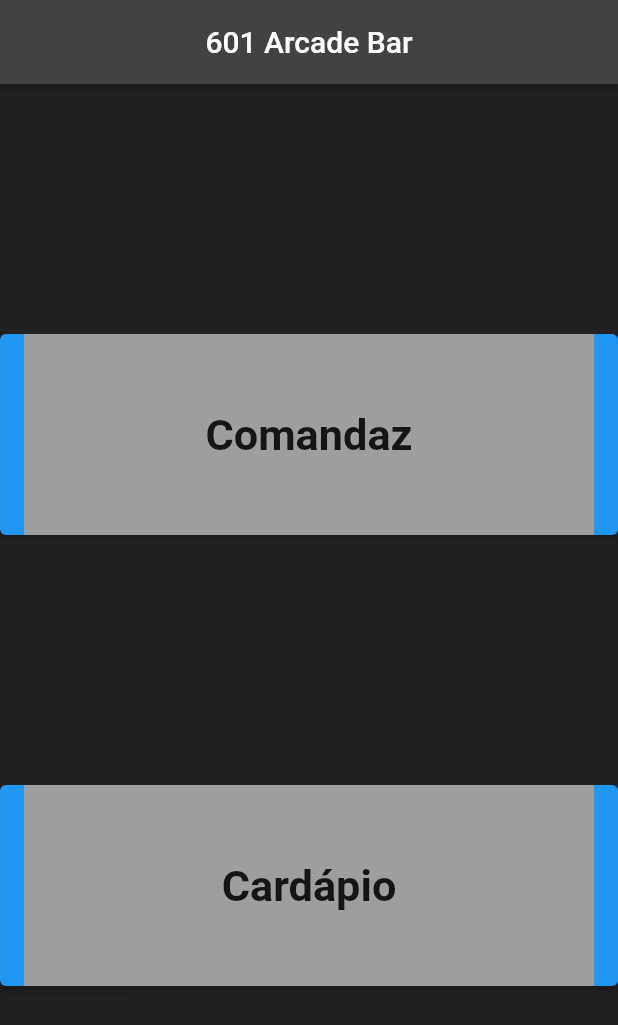
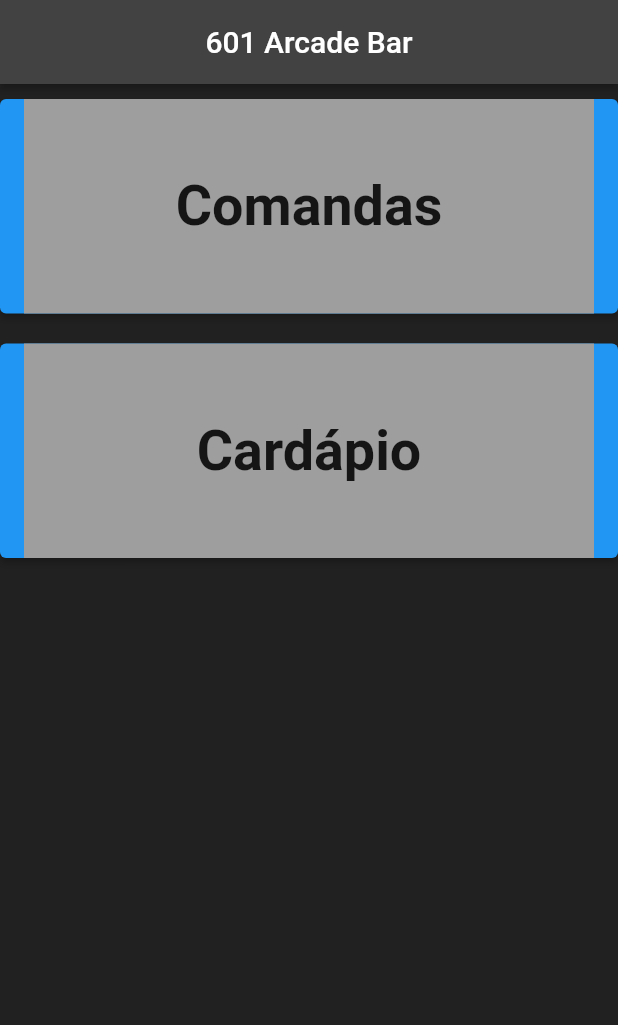
Before and after one commit to AkaRed3223/601-arcade-bar-app, a Flutter app: the screen it shows after launch, on a phone screen of 412 x 824 dp. Shown: the top 1025 px of the screen. Run offline on Flutter 3.47's test engine with Material 2 defaults, Android fonts, the phone set to English and light mode, and no system bars.

Commit message:
light refactor

```diff
--- a/lib/main.dart
+++ b/lib/main.dart
@@ -16,7 +16,7 @@
     return MaterialApp(
       debugShowCheckedModeBanner: false,
       routes: {
-        "/": (context) => const MyHomePage(title: '601 Arcade Bar App'),
+        "/": (context) => const MyHomePage(),
         "comandas": (context) => const Comandas(),
         "comandas/{id}": (context) => const ComandaDetalhes(),
         "cardapio": (context) => const Cardapio(),
--- a/lib/pages/comanda_detalhes_page.dart
+++ b/lib/pages/comanda_detalhes_page.dart
@@ -8,7 +8,6 @@
   @override
   Widget build(BuildContext context) {
     var id = ModalRoute.of(context)?.settings.arguments ?? 0;
-    double fontSize = MediaQuery.of(context).size.width * 0.05;
 
     return Scaffold(
       backgroundColor: Colors.grey[900],
@@ -19,7 +18,7 @@
           style: TextStyle(
             color: Colors.white70,
             fontWeight: FontWeight.bold,
-            fontSize: fontSize,
+            fontSize: MediaQuery.of(context).size.width * 0.05,
           ),
         ),
       ),
--- a/lib/pages/home_page.dart
+++ b/lib/pages/home_page.dart
@@ -5,9 +5,7 @@
 import '../widgets/home_page_main_buttons.dart';
 
 class MyHomePage extends StatefulWidget {
-  const MyHomePage({super.key, required this.title});
-
-  final String title;
+  const MyHomePage({super.key});
 
   @override
   State<MyHomePage> createState() => _MyHomePageState();
@@ -22,54 +20,21 @@
 
   @override
   Widget build(BuildContext context) {
-
-    var scaffold = Scaffold(
+    return Scaffold(
       backgroundColor: Colors.grey[900],
       appBar: const CustomAppBar(title: '601 Arcade Bar'),
-      body: const Column(
-        mainAxisAlignment: MainAxisAlignment.spaceEvenly,
-        crossAxisAlignment: CrossAxisAlignment.stretch,
-        children: <Widget>[
-          HomeButton(title: 'Comandaz'),
-          HomeButton(title: 'Cardápio'),
+      body: ListView(
+        children: const <Widget>[
+          Padding(
+            padding: EdgeInsets.symmetric(vertical: 10),
+            child: HomeButton(title: 'Comandas'),
+          ),
+          Padding(
+            padding: EdgeInsets.symmetric(vertical: 10),
+            child: HomeButton(title: 'Cardápio'),
+          ),
         ],
       ),
     );
-
-    return scaffold;
   }
 }
-
-/*drawer: Drawer(
-        backgroundColor: Colors.blueGrey[800],
-        child: ListView(
-          children: [
-            ListTile(
-              title: const Text(
-                "Comandaz",
-                style: TextStyle(
-                  fontSize: 30,
-                  fontWeight: FontWeight.bold,
-                  color: Colors.white,
-                ),
-              ),
-              onTap: () {
-                Navigator.pushNamed(context, "comandas");
-              },
-            ),
-            ListTile(
-              title: const Text(
-                "Cardápio",
-                style: TextStyle(
-                  fontSize: 30,
-                  fontWeight: FontWeight.bold,
-                  color: Colors.white,
-                ),
-              ),
-              onTap: () {
-                Navigator.pushNamed(context, "cardapio");
-              },
-            ),
-          ],
-        ),
-      ),*/
--- a/lib/widgets/home_page_main_buttons.dart
+++ b/lib/widgets/home_page_main_buttons.dart
@@ -10,7 +10,6 @@
 
   @override
   Widget build(BuildContext context) {
-
     return ElevatedButton(
       style: ButtonStyle(
         backgroundColor: MaterialStateProperty.all<Color>(Colors.blue),
@@ -29,10 +28,9 @@
           child: Text(
             title,
             style: TextStyle(
-                fontSize: MediaQuery.of(context).size.width * 0.07,
+                fontSize: MediaQuery.of(context).size.width * 0.09,
                 fontWeight: FontWeight.bold,
-                color: Colors.black87
-            ),
+                color: Colors.black87),
           ),
         ),
       ),
```
Also changed, not shown: lib/pages/cardapio_page.dart (+4 -4 lines), lib/widgets/comanda_widget.dart (+5 -10 lines).
